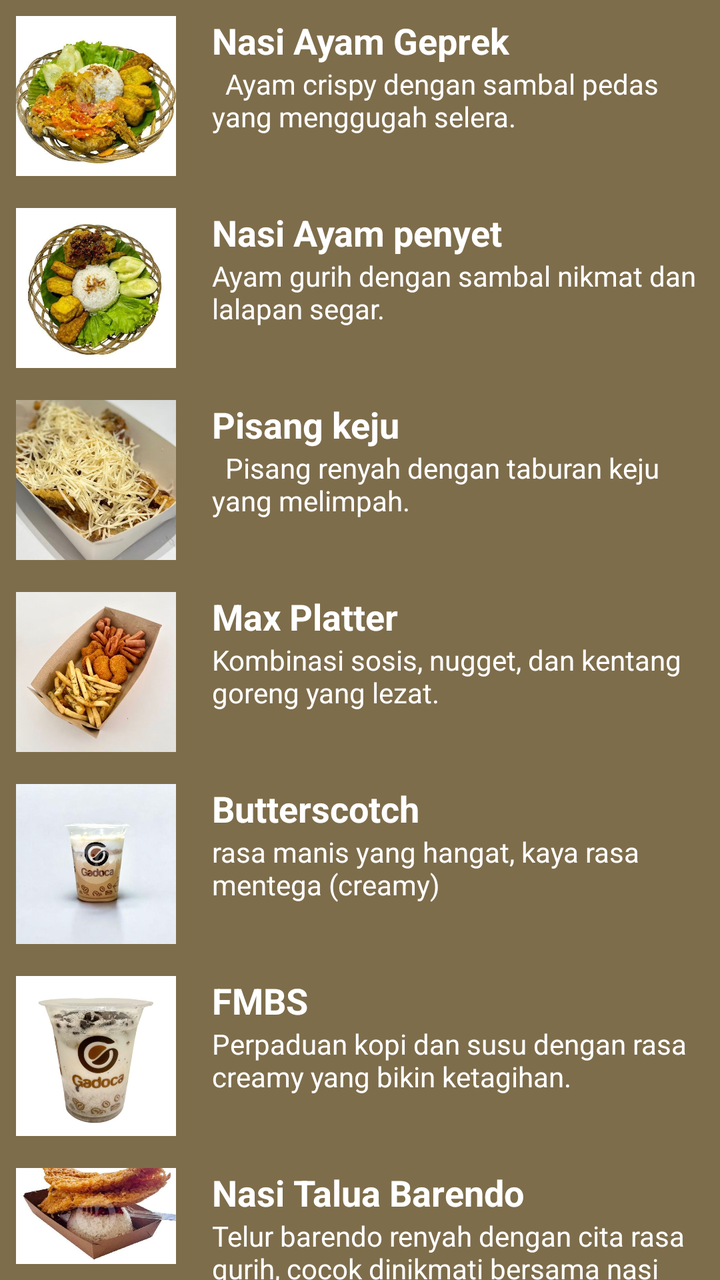
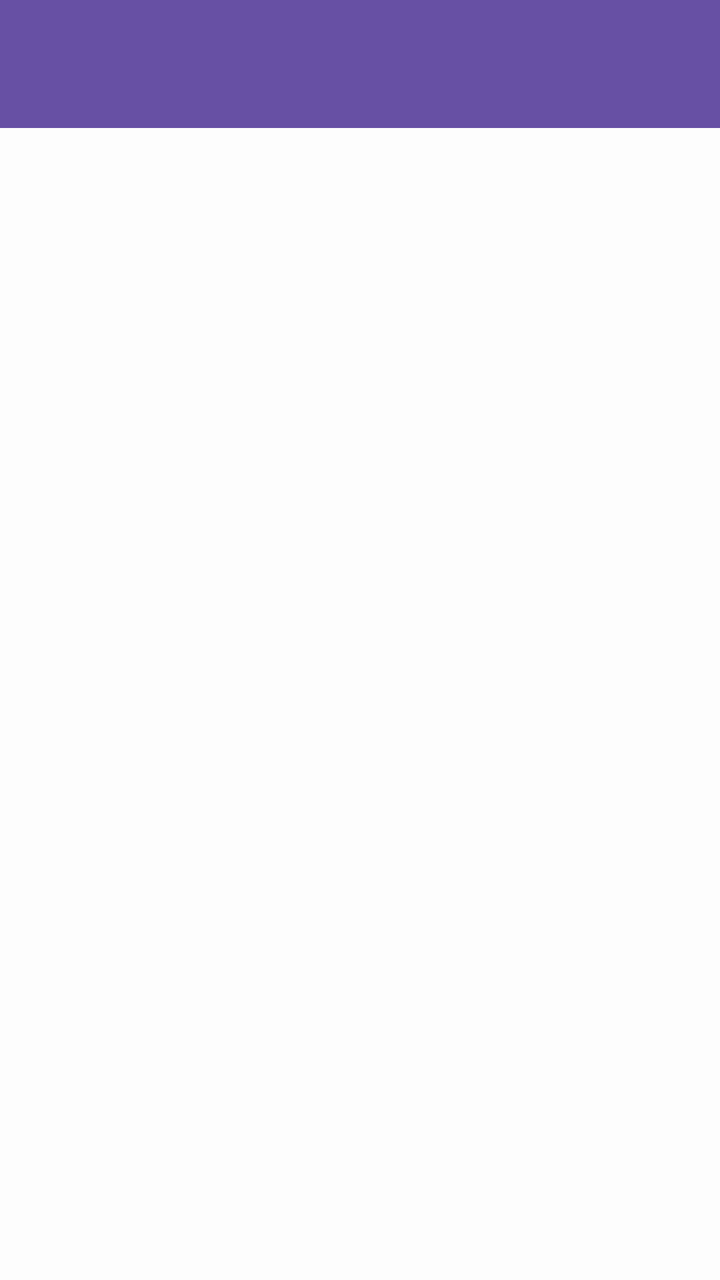

Screens rendered from an Android XML layout before and after an edit, with the pre-edit source and the edit as a unified diff.
<!-- AndroidManifest.xml: application theme Theme.MRMOREO -->
<!-- res/layout/fragment_menu.xml -->
<?xml version="1.0" encoding="utf-8"?>
<RelativeLayout xmlns:android="http://schemas.android.com/apk/res/android"
    xmlns:tools="http://schemas.android.com/tools"
    android:layout_width="match_parent"
    android:layout_height="match_parent"
    xmlns:app="http://schemas.android.com/apk/res-auto"
    android:background="#7E6D4B"
    tools:context=".Menu.MenuFragment">

    

    <ImageView
        android:id="@+id/gambarmenu"
        android:layout_width="80dp"
        android:layout_height="80dp"
        android:layout_margin="8dp"
        android:scaleType="centerCrop"
        android:src="@drawable/menugadoca1"
        android:contentDescription="Gambar menu" />

    <TextView
        android:id="@+id/name"
        android:layout_width="wrap_content"
        android:layout_height="wrap_content"
        android:layout_toEndOf="@id/gambarmenu"
        android:layout_alignTop="@id/gambarmenu"
        android:layout_marginStart="10dp"
        android:text="Nasi Ayam Geprek"
        android:textColor="#FFFFFF"
        android:textSize="18sp"
        android:textStyle="bold" />

    <TextView
        android:id="@+id/keterangan"
        android:layout_width="wrap_content"
        android:layout_height="wrap_content"
        android:layout_toEndOf="@id/gambarmenu"
        android:layout_below="@id/name"
        android:layout_marginStart="10dp"
        android:text="	Ayam crispy dengan sambal pedas yang menggugah selera."
        android:textColor="#FFFFFF"
        android:textSize="14sp" />

    
    <ImageView
        android:id="@+id/gambarmenu2"
        android:layout_width="80dp"
        android:layout_height="80dp"
        android:layout_below="@id/gambarmenu"
        android:layout_margin="8dp"
        android:src="@drawable/menugadoca2"
        android:scaleType="centerCrop"
        android:contentDescription="Menu 2" />

    <TextView
        android:id="@+id/name2"
        android:layout_width="wrap_content"
        android:layout_height="wrap_content"
        android:layout_toEndOf="@id/gambarmenu2"
        android:layout_alignTop="@id/gambarmenu2"
        android:layout_marginStart="10dp"
        android:text="Nasi Ayam penyet"
        android:textColor="#FFFFFF"
        android:textSize="18sp"
        android:textStyle="bold" />

    <TextView
        android:id="@+id/keterangan2"
        android:layout_width="wrap_content"
        android:layout_height="wrap_content"
        android:layout_toEndOf="@id/gambarmenu2"
        android:layout_below="@id/name2"
        android:layout_marginStart="10dp"
        android:text="Ayam gurih dengan sambal nikmat dan lalapan segar."
        android:textColor="#FFFFFF"
        android:textSize="14sp" />

    

    <ImageView
        android:id="@+id/gambarmenu3"
        android:layout_width="80dp"
        android:layout_height="80dp"
        android:layout_below="@id/gambarmenu2"
        android:layout_margin="8dp"
        android:layout_marginTop="16dp"
        android:layout_marginBottom="8dp"
        android:contentDescription="Menu 3"
        android:scaleType="centerCrop"
        android:src="@drawable/menugadoca3" />

    <TextView
        android:id="@+id/name3"
        android:layout_width="wrap_content"
        android:layout_height="wrap_content"
        android:layout_toEndOf="@id/gambarmenu3"
        android:layout_alignTop="@id/gambarmenu3"
        android:layout_marginStart="10dp"
        android:text="Pisang keju"
        android:textColor="#FFFFFF"
        android:textSize="18sp"
        android:textStyle="bold" />


    <TextView
        android:id="@+id/keterangan3"
        android:layout_width="wrap_content"
        android:layout_height="wrap_content"
        android:layout_toEndOf="@id/gambarmenu3"
        android:layout_below="@id/name3"
        android:layout_marginStart="10dp"
        android:text="	Pisang renyah dengan taburan keju yang melimpah."
        android:textColor="#FFFFFF"
        android:textSize="14sp" />

    
    <ImageView
        android:id="@+id/gambarmenu4"
        android:layout_width="80dp"
        android:layout_height="80dp"
        android:layout_below="@id/gambarmenu3"
        android:layout_margin="8dp"
        android:src="@drawable/menugadoca4"
        android:scaleType="centerCrop"
        android:contentDescription="Menu 4" />

    <TextView
        android:id="@+id/name4"
        android:layout_width="wrap_content"
        android:layout_height="wrap_content"
        android:layout_toEndOf="@id/gambarmenu4"
        android:layout_alignTop="@id/gambarmenu4"
        android:layout_marginStart="10dp"
        android:text="Max Platter"
        android:textColor="#FFFFFF"
        android:textSize="18sp"
        android:textStyle="bold" />

    <TextView
        android:id="@+id/keterangan4"
        android:layout_width="wrap_content"
        android:layout_height="wrap_content"
        android:layout_toEndOf="@id/gambarmenu4"
        android:layout_below="@id/name4"
        android:layout_marginStart="10dp"
        android:text="Kombinasi sosis, nugget, dan kentang goreng yang lezat."
        android:textColor="#FFFFFF"
        android:textSize="14sp" />

    
    <ImageView
        android:id="@+id/gambarmenu5"
        android:layout_width="80dp"
        android:layout_height="80dp"
        android:layout_below="@id/gambarmenu4"
        android:layout_margin="8dp"
        android:src="@drawable/menugadoca5"
        android:scaleType="centerCrop"
        android:contentDescription="Menu 5" />

    <TextView
        android:id="@+id/name5"
        android:layout_width="wrap_content"
        android:layout_height="wrap_content"
        android:layout_toEndOf="@id/gambarmenu5"
        android:layout_alignTop="@id/gambarmenu5"
        android:layout_marginStart="10dp"
        android:text="Butterscotch"
        android:textColor="#FFFFFF"
        android:textSize="18sp"
        android:textStyle="bold" />

    <TextView
        android:id="@+id/keterangan5"
        android:layout_width="wrap_content"
        android:layout_height="wrap_content"
        android:layout_toEndOf="@id/gambarmenu5"
        android:layout_below="@id/name5"
        android:layout_marginStart="10dp"
        android:text="rasa manis yang hangat, kaya rasa mentega (creamy) "
        android:textColor="#FFFFFF"
        android:textSize="14sp" />

    
    <ImageView
        android:id="@+id/gambarmenu6"
        android:layout_width="80dp"
        android:layout_height="80dp"
        android:layout_below="@id/gambarmenu5"
        android:layout_margin="8dp"
        android:src="@drawable/menugadoca6"
        android:scaleType="centerCrop"
        android:contentDescription="Menu 6" />

    <TextView
        android:id="@+id/name6"
        android:layout_width="wrap_content"
        android:layout_height="wrap_content"
        android:layout_toEndOf="@id/gambarmenu6"
        android:layout_alignTop="@id/gambarmenu6"
        android:layout_marginStart="10dp"
        android:text="FMBS"
        android:textColor="#FFFFFF"
        android:textSize="18sp"
        android:textStyle="bold" />

    <TextView
        android:id="@+id/keterangan6"
        android:layout_width="wrap_content"
        android:layout_height="wrap_content"
        android:layout_toEndOf="@id/gambarmenu6"
        android:layout_below="@id/name6"
        android:layout_marginStart="10dp"
        android:text="Perpaduan kopi dan susu dengan rasa creamy yang bikin ketagihan."
        android:textColor="#FFFFFF"
        android:textSize="14sp" />

    
    <ImageView
        android:id="@+id/gambarmenu7"
        android:layout_width="80dp"
        android:layout_height="80dp"
        android:layout_below="@id/gambarmenu6"
        android:layout_margin="8dp"
        android:src="@drawable/menugadoca7"
        android:scaleType="centerCrop"
        android:contentDescription="Menu 7" />

    <TextView
        android:id="@+id/name7"
        android:layout_width="match_parent"
        android:layout_height="wrap_content"
        android:layout_toEndOf="@id/gambarmenu7"
        android:layout_alignTop="@id/gambarmenu7"
        android:layout_marginStart="10dp"
        android:text="Nasi Talua Barendo"
        android:textColor="#FFFFFF"
        android:textSize="18sp"
        android:textStyle="bold" />

    <TextView
        android:id="@+id/keterangan7"
        android:layout_width="match_parent"
        android:layout_height="wrap_content"
        android:layout_toEndOf="@id/gambarmenu7"
        android:layout_below="@id/name7"
        android:layout_marginStart="10dp"
        android:text="Telur barendo renyah dengan cita rasa gurih, cocok dinikmati bersama nasi hangat."
        android:textColor="#FFFFFF"
        android:textSize="14sp" />


    
    <ImageView
        android:id="@+id/gambarmenu8"
        android:layout_width="80dp"
        android:layout_height="80dp"
        android:layout_below="@id/gambarmenu7"
        android:layout_margin="8dp"
        android:src="@drawable/menugadoca8"
        android:scaleType="centerCrop"
        android:contentDescription="Menu 8" />

    <TextView
        android:id="@+id/name8"
        android:layout_width="match_parent"
        android:layout_height="wrap_content"
        android:layout_toEndOf="@id/gambarmenu8"
        android:layout_alignTop="@id/gambarmenu8"
        android:layout_marginStart="10dp"
        android:text="Risol Mayo"
        android:textColor="#FFFFFF"
        android:textSize="18sp"
        android:textStyle="bold" />

    <TextView
        android:id="@+id/keterangan8"
        android:layout_width="match_parent"
        android:layout_height="wrap_content"
        android:layout_toEndOf="@id/gambarmenu8"
        android:layout_below="@id/name8"
        android:layout_marginStart="10dp"
        android:text="Risol renyah berisi mayones creamy yang gurih dan lezat untuk camilan."
        android:textColor="#FFFFFF"
        android:textSize="14sp" />


</RelativeLayout>
<!-- resources referenced by this layout -->
<resources>
  <!-- drawable menugadoca1: jpeg bitmap (drawable, 58570 bytes) -->
  <!-- drawable menugadoca2: jpeg bitmap (drawable, 55484 bytes) -->
  <!-- drawable menugadoca3: jpeg bitmap (drawable, 82192 bytes) -->
  <!-- drawable menugadoca4: jpeg bitmap (drawable, 60580 bytes) -->
  <!-- drawable menugadoca5: jpeg bitmap (drawable, 17733 bytes) -->
  <!-- drawable menugadoca6: jpeg bitmap (drawable, 38990 bytes) -->
  <!-- drawable menugadoca7: jpeg bitmap (drawable, 32927 bytes) -->
  <!-- drawable menugadoca8: jpeg bitmap (drawable, 56548 bytes) -->
  <style name="Theme.MRMOREO" parent="Base.Theme.MRMOREO" />
  <style name="Base.Theme.MRMOREO" parent="Theme.Material3.DayNight.NoActionBar">
          
          
      </style>
</resources>

<!-- the commit's change to res/layout/fragment_menu.xml (unified diff, before → after) -->
@@ -1,288 +1,33 @@
 <?xml version="1.0" encoding="utf-8"?>
-<RelativeLayout xmlns:android="http://schemas.android.com/apk/res/android"
+<LinearLayout
+    xmlns:android="http://schemas.android.com/apk/res/android"
+    xmlns:app="http://schemas.android.com/apk/res-auto"
     xmlns:tools="http://schemas.android.com/tools"
     android:layout_width="match_parent"
     android:layout_height="match_parent"
-    xmlns:app="http://schemas.android.com/apk/res-auto"
-    android:background="#7E6D4B"
+    android:orientation="vertical"
+    android:background="#FDFDFD"
     tools:context=".Menu.MenuFragment">
 
-    
+    <com.google.android.material.appbar.AppBarLayout
+        android:layout_width="match_parent"
+        android:layout_height="wrap_content">
 
-    <ImageView
-        android:id="@+id/gambarmenu"
-        android:layout_width="80dp"
-        android:layout_height="80dp"
-        android:layout_margin="8dp"
-        android:scaleType="centerCrop"
-        android:src="@drawable/menugadoca1"
-        android:contentDescription="Gambar menu" />
+        <androidx.appcompat.widget.Toolbar
+            android:id="@+id/toolbar"
+            android:layout_width="match_parent"
+            android:layout_height="?attr/actionBarSize"
+            android:background="?attr/colorPrimary"
+            app:titleTextColor="@android:color/white" />
 
-    <TextView
-        android:id="@+id/name"
-        android:layout_width="wrap_content"
-        android:layout_height="wrap_content"
-        android:layout_toEndOf="@id/gambarmenu"
-        android:layout_alignTop="@id/gambarmenu"
-        android:layout_marginStart="10dp"
-        android:text="Nasi Ayam Geprek"
-        android:textColor="#FFFFFF"
-        android:textSize="18sp"
-        android:textStyle="bold" />
+    </com.google.android.material.appbar.AppBarLayout>
 
-    <TextView
-        android:id="@+id/keterangan"
-        android:layout_width="wrap_content"
-        android:layout_height="wrap_content"
-        android:layout_toEndOf="@id/gambarmenu"
-        android:layout_below="@id/name"
-        android:layout_marginStart="10dp"
-        android:text="	Ayam crispy dengan sambal pedas yang menggugah selera."
-        android:textColor="#FFFFFF"
-        android:textSize="14sp" />
-
-    
-    <ImageView
-        android:id="@+id/gambarmenu2"
-        android:layout_width="80dp"
-        android:layout_height="80dp"
-        android:layout_below="@id/gambarmenu"
-        android:layout_margin="8dp"
-        android:src="@drawable/menugadoca2"
-        android:scaleType="centerCrop"
-        android:contentDescription="Menu 2" />
-
-    <TextView
-        android:id="@+id/name2"
-        android:layout_width="wrap_content"
-        android:layout_height="wrap_content"
-        android:layout_toEndOf="@id/gambarmenu2"
-        android:layout_alignTop="@id/gambarmenu2"
-        android:layout_marginStart="10dp"
-        android:text="Nasi Ayam penyet"
-        android:textColor="#FFFFFF"
-        android:textSize="18sp"
-        android:textStyle="bold" />
-
-    <TextView
-        android:id="@+id/keterangan2"
-        android:layout_width="wrap_content"
-        android:layout_height="wrap_content"
-        android:layout_toEndOf="@id/gambarmenu2"
-        android:layout_below="@id/name2"
-        android:layout_marginStart="10dp"
-        android:text="Ayam gurih dengan sambal nikmat dan lalapan segar."
-        android:textColor="#FFFFFF"
-        android:textSize="14sp" />
-
-    
-
-    <ImageView
-        android:id="@+id/gambarmenu3"
-        android:layout_width="80dp"
-        android:layout_height="80dp"
-        android:layout_below="@id/gambarmenu2"
-        android:layout_margin="8dp"
-        android:layout_marginTop="16dp"
-        android:layout_marginBottom="8dp"
-        android:contentDescription="Menu 3"
-        android:scaleType="centerCrop"
-        android:src="@drawable/menugadoca3" />
-
-    <TextView
-        android:id="@+id/name3"
-        android:layout_width="wrap_content"
-        android:layout_height="wrap_content"
-        android:layout_toEndOf="@id/gambarmenu3"
-        android:layout_alignTop="@id/gambarmenu3"
-        android:layout_marginStart="10dp"
-        android:text="Pisang keju"
-        android:textColor="#FFFFFF"
-        android:textSize="18sp"
-        android:textStyle="bold" />
-
-
-    <TextView
-        android:id="@+id/keterangan3"
-        android:layout_width="wrap_content"
-        android:layout_height="wrap_content"
-        android:layout_toEndOf="@id/gambarmenu3"
-        android:layout_below="@id/name3"
-        android:layout_marginStart="10dp"
-        android:text="	Pisang renyah dengan taburan keju yang melimpah."
-        android:textColor="#FFFFFF"
-        android:textSize="14sp" />
-
-    
-    <ImageView
-        android:id="@+id/gambarmenu4"
-        android:layout_width="80dp"
-        android:layout_height="80dp"
-        android:layout_below="@id/gambarmenu3"
-        android:layout_margin="8dp"
-        android:src="@drawable/menugadoca4"
-        android:scaleType="centerCrop"
-        android:contentDescription="Menu 4" />
-
-    <TextView
-        android:id="@+id/name4"
-        android:layout_width="wrap_content"
-        android:layout_height="wrap_content"
-        android:layout_toEndOf="@id/gambarmenu4"
-        android:layout_alignTop="@id/gambarmenu4"
-        android:layout_marginStart="10dp"
-        android:text="Max Platter"
-        android:textColor="#FFFFFF"
-        android:textSize="18sp"
-        android:textStyle="bold" />
-
-    <TextView
-        android:id="@+id/keterangan4"
-        android:layout_width="wrap_content"
-        android:layout_height="wrap_content"
-        android:layout_toEndOf="@id/gambarmenu4"
-        android:layout_below="@id/name4"
-        android:layout_marginStart="10dp"
-        android:text="Kombinasi sosis, nugget, dan kentang goreng yang lezat."
-        android:textColor="#FFFFFF"
-        android:textSize="14sp" />
-
-    
-    <ImageView
-        android:id="@+id/gambarmenu5"
-        android:layout_width="80dp"
-        android:layout_height="80dp"
-        android:layout_below="@id/gambarmenu4"
-        android:layout_margin="8dp"
-        android:src="@drawable/menugadoca5"
-        android:scaleType="centerCrop"
-        android:contentDescription="Menu 5" />
-
-    <TextView
-        android:id="@+id/name5"
-        android:layout_width="wrap_content"
-        android:layout_height="wrap_content"
-        android:layout_toEndOf="@id/gambarmenu5"
-        android:layout_alignTop="@id/gambarmenu5"
-        android:layout_marginStart="10dp"
-        android:text="Butterscotch"
-        android:textColor="#FFFFFF"
-        android:textSize="18sp"
-        android:textStyle="bold" />
-
-    <TextView
-        android:id="@+id/keterangan5"
-        android:layout_width="wrap_content"
-        android:layout_height="wrap_content"
-        android:layout_toEndOf="@id/gambarmenu5"
-        android:layout_below="@id/name5"
-        android:layout_marginStart="10dp"
-        android:text="rasa manis yang hangat, kaya rasa mentega (creamy) "
-        android:textColor="#FFFFFF"
-        android:textSize="14sp" />
-
-    
-    <ImageView
-        android:id="@+id/gambarmenu6"
-        android:layout_width="80dp"
-        android:layout_height="80dp"
-        android:layout_below="@id/gambarmenu5"
-        android:layout_margin="8dp"
-        android:src="@drawable/menugadoca6"
-        android:scaleType="centerCrop"
-        android:contentDescription="Menu 6" />
-
-    <TextView
-        android:id="@+id/name6"
-        android:layout_width="wrap_content"
-        android:layout_height="wrap_content"
-        android:layout_toEndOf="@id/gambarmenu6"
-        android:layout_alignTop="@id/gambarmenu6"
-        android:layout_marginStart="10dp"
-        android:text="FMBS"
-        android:textColor="#FFFFFF"
-        android:textSize="18sp"
-        android:textStyle="bold" />
-
-    <TextView
-        android:id="@+id/keterangan6"
-        android:layout_width="wrap_content"
-        android:layout_height="wrap_content"
-        android:layout_toEndOf="@id/gambarmenu6"
-        android:layout_below="@id/name6"
-        android:layout_marginStart="10dp"
-        android:text="Perpaduan kopi dan susu dengan rasa creamy yang bikin ketagihan."
-        android:textColor="#FFFFFF"
-        android:textSize="14sp" />
-
-    
-    <ImageView
-        android:id="@+id/gambarmenu7"
-        android:layout_width="80dp"
-        android:layout_height="80dp"
-        android:layout_below="@id/gambarmenu6"
-        android:layout_margin="8dp"
-        android:src="@drawable/menugadoca7"
-        android:scaleType="centerCrop"
-        android:contentDescription="Menu 7" />
-
-    <TextView
-        android:id="@+id/name7"
+    <ListView
+        android:id="@+id/listMessageItems"
         android:layout_width="match_parent"
-        android:layout_height="wrap_content"
-        android:layout_toEndOf="@id/gambarmenu7"
-        android:layout_alignTop="@id/gambarmenu7"
-        android:layout_marginStart="10dp"
-        android:text="Nasi Talua Barendo"
-        android:textColor="#FFFFFF"
-        android:textSize="18sp"
-        android:textStyle="bold" />
-
-    <TextView
-        android:id="@+id/keterangan7"
-        android:layout_width="match_parent"
-        android:layout_height="wrap_content"
-        android:layout_toEndOf="@id/gambarmenu7"
-        android:layout_below="@id/name7"
-        android:layout_marginStart="10dp"
-        android:text="Telur barendo renyah dengan cita rasa gurih, cocok dinikmati bersama nasi hangat."
-        android:textColor="#FFFFFF"
-        android:textSize="14sp" />
-
-
-    
-    <ImageView
-        android:id="@+id/gambarmenu8"
-        android:layout_width="80dp"
-        android:layout_height="80dp"
-        android:layout_below="@id/gambarmenu7"
-        android:layout_margin="8dp"
-        android:src="@drawable/menugadoca8"
-        android:scaleType="centerCrop"
-        android:contentDescription="Menu 8" />
-
-    <TextView
-        android:id="@+id/name8"
-        android:layout_width="match_parent"
-        android:layout_height="wrap_content"
-        android:layout_toEndOf="@id/gambarmenu8"
-        android:layout_alignTop="@id/gambarmenu8"
-        android:layout_marginStart="10dp"
-        android:text="Risol Mayo"
-        android:textColor="#FFFFFF"
-        android:textSize="18sp"
-        android:textStyle="bold" />
-
-    <TextView
-        android:id="@+id/keterangan8"
-        android:layout_width="match_parent"
-        android:layout_height="wrap_content"
-        android:layout_toEndOf="@id/gambarmenu8"
-        android:layout_below="@id/name8"
-        android:layout_marginStart="10dp"
-        android:text="Risol renyah berisi mayones creamy yang gurih dan lezat untuk camilan."
-        android:textColor="#FFFFFF"
-        android:textSize="14sp" />
-
-
-</RelativeLayout>
+        android:layout_height="0dp"
+        android:layout_weight="1"
+        android:fontFamily="@font/tulisanbaru"
+        android:divider="#DDDDDD"
+        android:dividerHeight="1dp" />
+</LinearLayout>
<!-- resource entries referenced after the edit -->
@@ -1,13 +1,5 @@
 <!-- resources referenced by this layout -->
 <resources>
-  <!-- drawable menugadoca1: jpeg bitmap (drawable, 58570 bytes) -->
-  <!-- drawable menugadoca2: jpeg bitmap (drawable, 55484 bytes) -->
-  <!-- drawable menugadoca3: jpeg bitmap (drawable, 82192 bytes) -->
-  <!-- drawable menugadoca4: jpeg bitmap (drawable, 60580 bytes) -->
-  <!-- drawable menugadoca5: jpeg bitmap (drawable, 17733 bytes) -->
-  <!-- drawable menugadoca6: jpeg bitmap (drawable, 38990 bytes) -->
-  <!-- drawable menugadoca7: jpeg bitmap (drawable, 32927 bytes) -->
-  <!-- drawable menugadoca8: jpeg bitmap (drawable, 56548 bytes) -->
   <style name="Theme.MRMOREO" parent="Base.Theme.MRMOREO" />
   <style name="Base.Theme.MRMOREO" parent="Theme.Material3.DayNight.NoActionBar">
           
